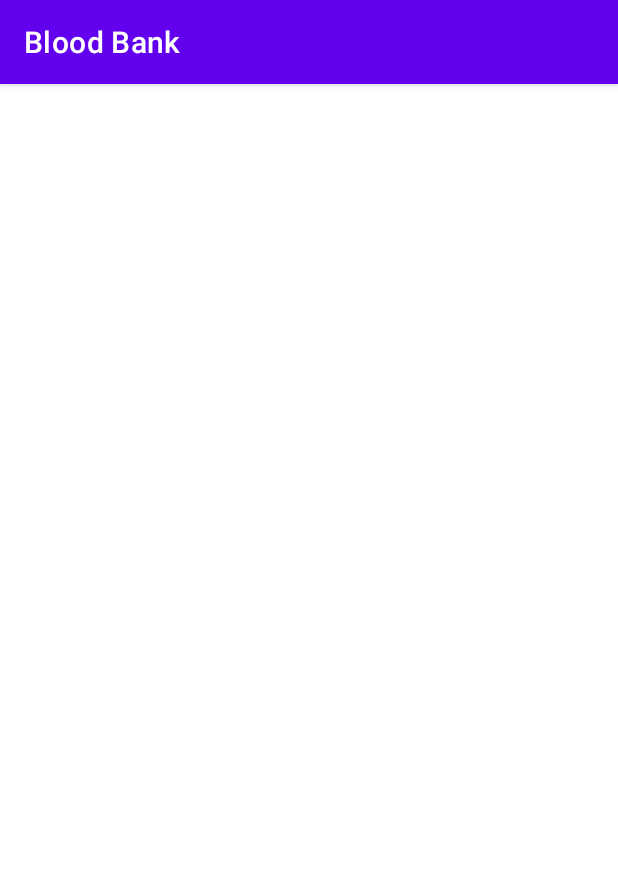
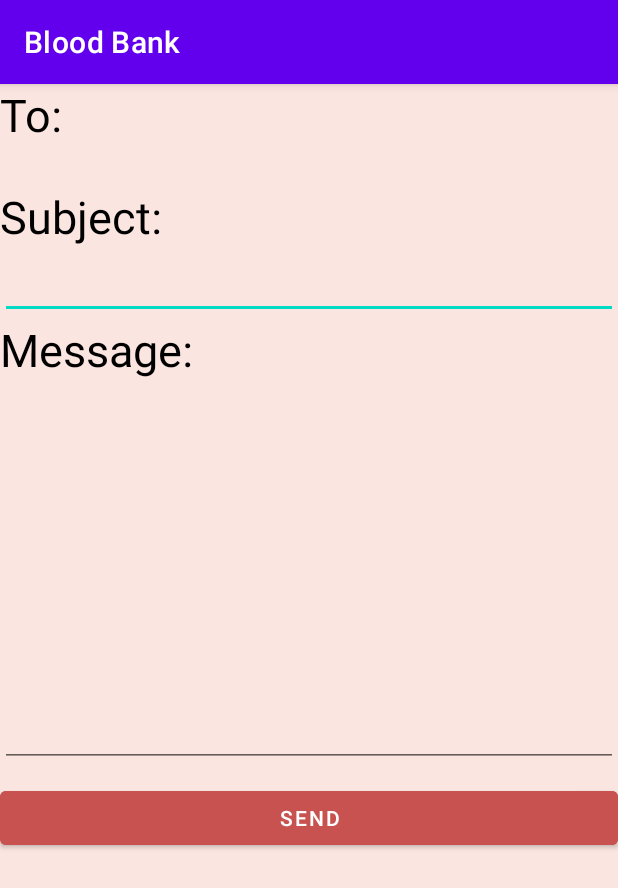
Before and after one commit to svenosha/BloodBankApp_Sec02_Group1, an Android app: the Email screen opened directly, with no data from a screen before it, on a phone screen of 412 x 824 dp. Shown: the top 888 px of the screen. Run offline under Robolectric (Android 15) with nearby library versions, the phone set to English and light mode, and no system bars; 1 statement that could not run was skipped.

Commit message:
email for blood bank

```diff
--- a/app/src/main/java/com/example/bloodbank/Email.java
+++ b/app/src/main/java/com/example/bloodbank/Email.java
@@ -7,41 +7,57 @@ import android.os.Bundle;
 import android.view.View;
 import android.widget.Button;
 import android.widget.EditText;
+import android.widget.TextView;
+import android.widget.Toast;
 
 public class Email extends AppCompatActivity {
 
-    //private EditText to,subject,message;
-    //private Button Email;
+    private EditText subject,message;
+    private Button Email;
+    private TextView to;
 
     @Override
     protected void onCreate(Bundle savedInstanceState) {
+        Bundle bundle =getIntent().getExtras();
+        String mail =bundle.getString("mail");
         super.onCreate(savedInstanceState);
         setContentView(R.layout.activity_email);
 
-        /*to = findViewById(R.id.ed_to);
+        to = findViewById(R.id.ed_to);
+        to.setText(mail);
         subject = findViewById(R.id.ed_subject);
         message = findViewById(R.id.ed_message);
-        Email = findViewById(R.id.btn_send);*/
+        Email = findViewById(R.id.btn_send);
 
-        /*Email.setOnClickListener(new View.OnClickListener() {
+        Email.setOnClickListener(new View.OnClickListener() {
             @Override
             public void onClick(View v) {
-                //String sendto=to.getText().toString();
-                String Esubject=subject.getText().toString();
-                String Emessage=message.getText().toString();
+                if(!to.getText().toString().isEmpty() &&!subject.getText().toString().isEmpty() && !message.getText().toString().isEmpty()){
+
+                Intent email = new Intent(Intent.ACTION_SEND);
+                email.putExtra(Intent.EXTRA_EMAIL, new String[]{to.getText().toString()});
+                email.putExtra(Intent.EXTRA_SUBJECT, subject.getText().toString());
+                email.putExtra(Intent.EXTRA_TEXT, message.getText().toString());
+
+                    email.setType("message/rfc822");
+                    if(email.resolveActivity(getPackageManager()) != null){
+                        startActivity(email);
+                    }
+                    else{
+                        Toast.makeText(Email.this, "There is no application that supports this action",Toast.LENGTH_SHORT).show();
+                    }
+
+                }
+                else{
+                    Toast.makeText(Email.this, "Please Fill All the Field",Toast.LENGTH_SHORT).show();
+                }
 
 
-                Intent email = new Intent(Intent.ACTION_SEND);
-                email.putExtra(Intent.EXTRA_EMAIL, "jenteoh98@gmail.com");
-                email.putExtra(Intent.EXTRA_SUBJECT, Esubject);
-                email.putExtra(Intent.EXTRA_TEXT, Emessage);
 
-                //need this to prompts email client only
-                //email.setType("Emessage/rfc822");
+            }
 
-                startActivity(Intent.createChooser(email, "Choose an Email client :"));
-            }
+
         });
-*/
+
     }
 }
--- a/app/src/main/java/com/example/bloodbank/UserViewBloodBank.java
+++ b/app/src/main/java/com/example/bloodbank/UserViewBloodBank.java
@@ -81,8 +81,24 @@ public class UserViewBloodBank extends AppCompatActivity {
             @Override
             public void onClick(View v) {
                 //intent for email
+                reff.addValueEventListener(new ValueEventListener() {
+                    @Override
+                    public void onDataChange(@NonNull DataSnapshot dataSnapshot) {
+                String mail =""+ dataSnapshot.child("Email").getValue().toString();
                 Intent intentEmail = new Intent(UserViewBloodBank.this,Email.class);
+                intentEmail.putExtra("mail",mail);
                 startActivity(intentEmail);
+
+                    }
+
+                    @Override
+                    public void onCancelled(@NonNull DatabaseError error) {
+
+                    }
+
+
+                });
+
             }
         });
 
--- a/app/src/main/res/layout/activity_admin_confirm_update_blood_bank.xml
+++ b/app/src/main/res/layout/activity_admin_confirm_update_blood_bank.xml
@@ -4,6 +4,7 @@
     xmlns:tools="http://schemas.android.com/tools"
     android:layout_width="match_parent"
     android:layout_height="match_parent"
+    android:background="#FBE5E0"
     tools:context=".AdminConfirmUpdateBloodBank">
 
     <TextView
--- a/app/src/main/res/layout/activity_admin_manage_blood_bank.xml
+++ b/app/src/main/res/layout/activity_admin_manage_blood_bank.xml
@@ -4,6 +4,7 @@
     xmlns:tools="http://schemas.android.com/tools"
     android:layout_width="match_parent"
     android:layout_height="match_parent"
+    android:background="#FBE5E0"
     tools:context=".AdminManageBloodBank">
 
     <TextView
--- a/app/src/main/res/layout/activity_email.xml
+++ b/app/src/main/res/layout/activity_email.xml
@@ -1,79 +1,58 @@
 <?xml version="1.0" encoding="utf-8"?>
-<androidx.constraintlayout.widget.ConstraintLayout xmlns:android="http://schemas.android.com/apk/res/android"
+<LinearLayout xmlns:android="http://schemas.android.com/apk/res/android"
     xmlns:app="http://schemas.android.com/apk/res-auto"
     xmlns:tools="http://schemas.android.com/tools"
     android:layout_width="match_parent"
     android:layout_height="match_parent"
+    android:orientation="vertical"
+    android:background="#FBE5E0"
     tools:context=".Email">
 
-   <!-- <EditText
+   <TextView
+       android:layout_width="match_parent"
+       android:layout_height="wrap_content"
+       android:text="To:"
+       android:textSize="30sp"
+       android:textColor="@color/black"/>
+   <TextView
        android:id="@+id/ed_to"
-        android:layout_width="wrap_content"
+       android:layout_width="match_parent"
        android:layout_height="wrap_content"
-        android:hint="Receiver Email"
-        android:textColor="@color/black"
-        android:textSize="20sp"
-        tools:layout_editor_absoluteX="136dp"
-        tools:layout_editor_absoluteY="118dp" />
+       android:textSize="20sp" />
 
+   <TextView
+       android:layout_width="match_parent"
+       android:layout_height="wrap_content"
+       android:text="Subject:"
+       android:textSize="30sp"
+       android:textColor="@color/black"/>
    <EditText
        android:id="@+id/ed_subject"
-        android:layout_width="wrap_content"
+       android:layout_width="match_parent"
        android:layout_height="wrap_content"
-        android:hint="Subject of Email"
-        android:textColor="@color/black"
-        tools:layout_editor_absoluteX="136dp"
-        tools:layout_editor_absoluteY="190dp" />
+       android:textSize="20sp"/>
 
-
-
+   <TextView
+       android:layout_width="match_parent"
+       android:layout_height="wrap_content"
+       android:text="Message:"
+       android:textSize="30sp"
+       android:textColor="@color/black"/>
    <EditText
        android:id="@+id/ed_message"
-        android:layout_width="wrap_content"
+       android:layout_width="match_parent"
        android:layout_height="wrap_content"
-        android:hint="Email Message"
-        android:inputType="textMultiLine"
-        android:textColor="@color/black"
-        tools:layout_editor_absoluteX="136dp"
-        tools:layout_editor_absoluteY="282dp" />
-
-    <TextView
-        android:id="@+id/tv_to"
-        android:layout_width="wrap_content"
-        android:layout_height="wrap_content"
-        android:text="To:"
-        android:textColor="@color/black"
        android:textSize="20sp"
-        tools:layout_editor_absoluteX="27dp"
-        tools:layout_editor_absoluteY="132dp" />
-
-    <TextView
-        android:id="@+id/tv_subject"
-        android:layout_width="wrap_content"
-        android:layout_height="wrap_content"
-        android:text="Subject:"
-        android:textColor="@color/black"
-        android:textSize="20sp"
-        tools:layout_editor_absoluteX="27dp"
-        tools:layout_editor_absoluteY="208dp" />
-
-    <TextView
-        android:id="@+id/tv_message"
-        android:layout_width="wrap_content"
-        android:layout_height="wrap_content"
-        android:text="Message:"
-        android:textColor="@color/black"
-        android:textSize="20sp"
-        tools:layout_editor_absoluteX="27dp"
-        tools:layout_editor_absoluteY="300dp" />
+       android:lines="10"
+       android:gravity="start|top"/>
 
    <Button
        android:id="@+id/btn_send"
-        android:layout_width="wrap_content"
+       android:layout_width="match_parent"
        android:layout_height="wrap_content"
+       android:layout_marginTop="10dp"
+       android:layout_gravity="center"
       android:backgroundTint="#C85250"
-        android:text="Send"
-        tools:layout_editor_absoluteX="171dp"
-        tools:layout_editor_absoluteY="478dp" />-->
+       android:text="Send"/>
 
-</androidx.constraintlayout.widget.ConstraintLayout>
+</LinearLayout>
--- a/app/src/main/res/layout/activity_user_view_blood_bank.xml
+++ b/app/src/main/res/layout/activity_user_view_blood_bank.xml
@@ -4,6 +4,7 @@
     xmlns:tools="http://schemas.android.com/tools"
     android:layout_width="match_parent"
     android:layout_height="match_parent"
+    android:background="#FBE5E0"
     tools:context=".UserViewBloodBank">
 
     <TextView
```
Lines whose indentation alone changed are shown as unchanged.
